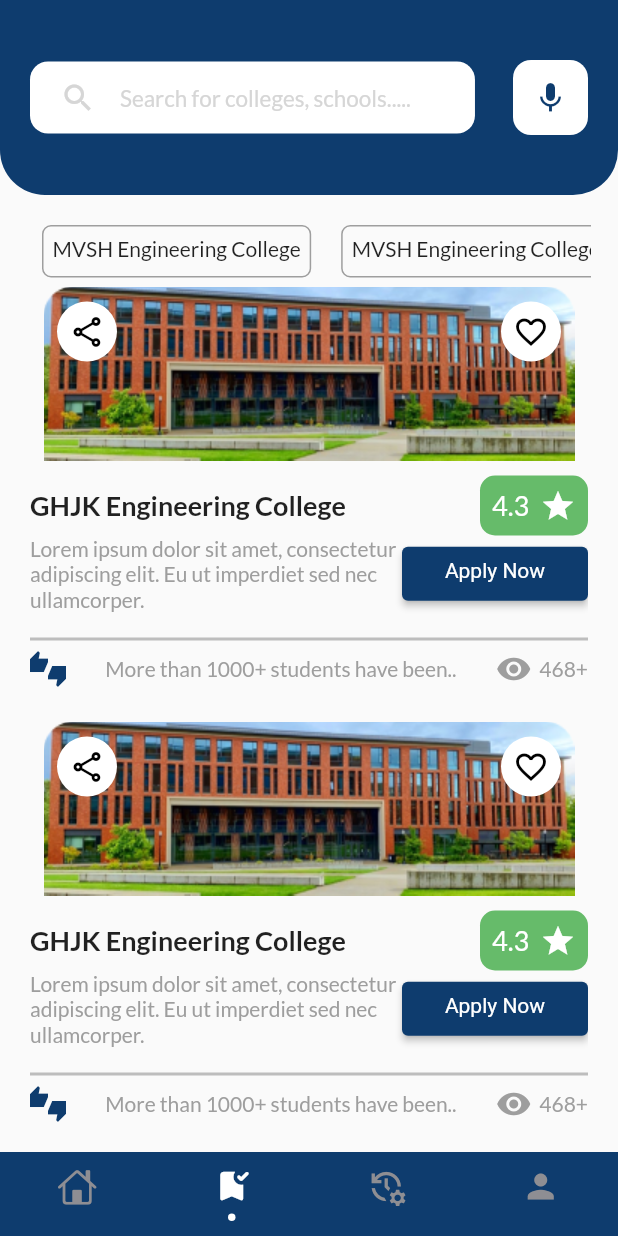
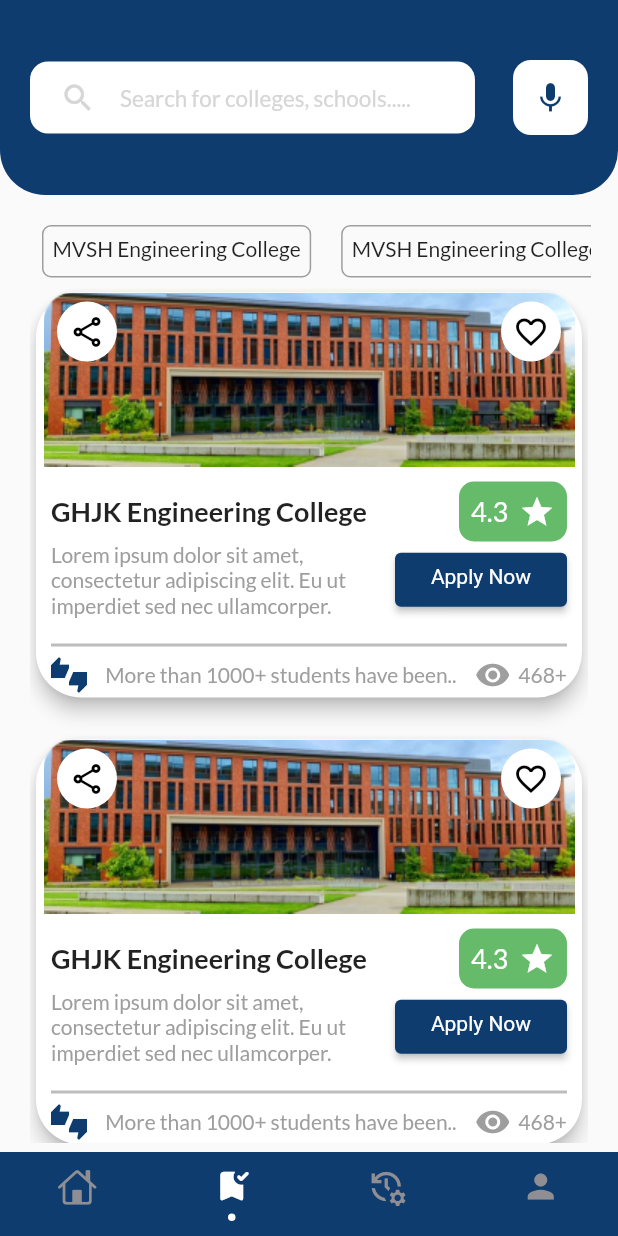
Before and after one commit to najmulmyself/Higher-Study, a Flutter app: the screen it shows after launch, item 2 of the bottom bar chosen, on a phone screen of 412 x 824 dp. Run offline on Flutter 3.47's test engine with Material 2 defaults, Android fonts, the phone set to English and light mode, and no system bars; drawn by our look-alikes of persistent_bottom_nav_bar; our stand-ins replace bottom_navy_bar, google_fonts.

Commit message:
fixed coll_card padding

```diff
--- a/lib/component/singleCollegeCard.dart
+++ b/lib/component/singleCollegeCard.dart
@@ -18,6 +18,16 @@ class SingleCollegeCard extends StatelessWidget {
             Navigator.push(context,
                 MaterialPageRoute(builder: (context) => CollegeDetails()));
           },
+          child: Card(
+            shape: ShapeBorder.lerp(
+                RoundedRectangleBorder(
+                  borderRadius: BorderRadius.circular(30.0),
+                ),
+                RoundedRectangleBorder(
+                  borderRadius: BorderRadius.circular(30.0),
+                ),
+                1),
+            elevation: 5,
             child: Container(
               height: 270,
               decoration: BoxDecoration(
@@ -29,7 +39,9 @@ class SingleCollegeCard extends StatelessWidget {
                   SizedBox(
                     height: 10,
                   ),
-                Column(
+                  Padding(
+                    padding: const EdgeInsets.symmetric(horizontal: 10.0),
+                    child: Column(
                       children: [
                         Row(
                           mainAxisAlignment: MainAxisAlignment.spaceBetween,
@@ -52,7 +64,8 @@ class SingleCollegeCard extends StatelessWidget {
                                 padding: const EdgeInsets.all(8.0),
                                 child: Row(
                                   crossAxisAlignment: CrossAxisAlignment.center,
-                              mainAxisAlignment: MainAxisAlignment.spaceBetween,
+                                  mainAxisAlignment:
+                                      MainAxisAlignment.spaceBetween,
                                   children: [
                                     Text(
                                       '4.3',
@@ -96,14 +109,20 @@ class SingleCollegeCard extends StatelessWidget {
                         )
                       ],
                     ),
+                  ),
                   SizedBox(
                     height: 10,
                   ),
-                Divider(
+                  Padding(
+                    padding: const EdgeInsets.symmetric(horizontal: 10.0),
+                    child: Divider(
                       thickness: 2,
                       color: Colors.grey.shade400,
                     ),
-                Row(
+                  ),
+                  Padding(
+                    padding: const EdgeInsets.symmetric(horizontal: 10.0),
+                    child: Row(
                       mainAxisAlignment: MainAxisAlignment.spaceBetween,
                       children: [
                         Icon(
@@ -131,8 +150,10 @@ class SingleCollegeCard extends StatelessWidget {
                           ],
                         )
                       ],
+                    ),
                   )
                 ],
+              ),
             ),
           ),
         ),
```
Lines whose indentation alone changed are shown as unchanged.
